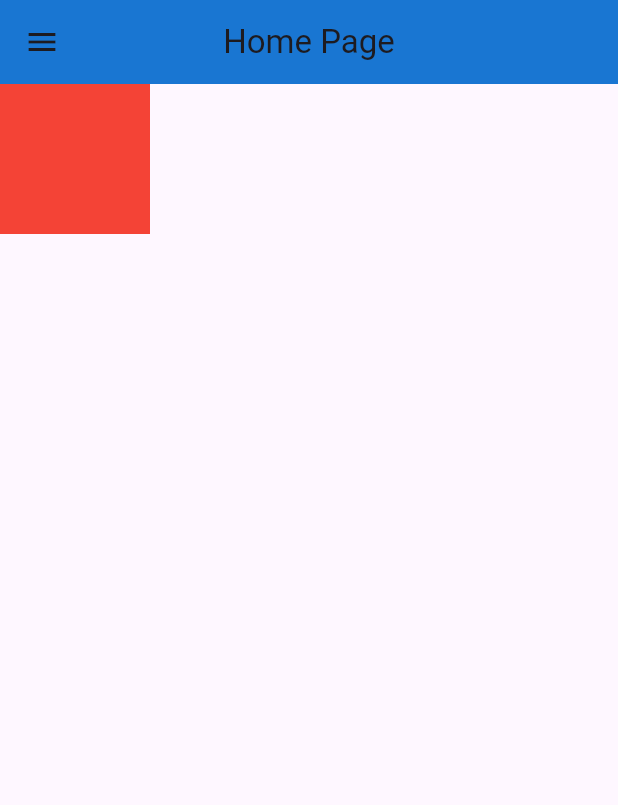
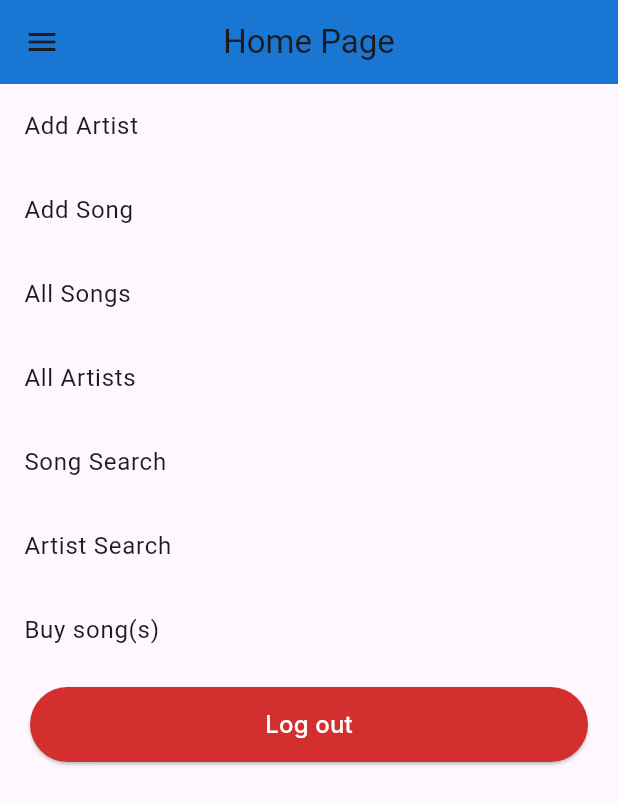
Before and after one commit to HalaAsaad/music-flutter-app, a Flutter app: the MyDrawerContent widget shown alone on an empty page, opened directly, after a tap on "Home", on a phone screen of 412 x 824 dp. Shown: the top 805 px of the screen. Run offline on Flutter 3.47's test engine with Material 3 defaults, Android fonts, the phone set to English and light mode, and no system bars; Roboto replaces fonts that are missing (Inter).

Commit message:
new pages added

```diff
--- a/lib/drawer_content.dart
+++ b/lib/drawer_content.dart
@@ -54,7 +54,7 @@ class MyDrawerContent extends StatelessWidget {
             },
           ),
           ListTile(
-            title: const Text('Author Search'),
+            title: const Text('Artist Search'),
             onTap: () {
               // Update the state of the app.
               Navigator.pop(context);
--- a/lib/homepage.dart
+++ b/lib/homepage.dart
@@ -1,5 +1,12 @@
+// import 'package:flutter/material.dart';
+import 'package:musicapp/drawer_content.dart';
+
 import 'package:flutter/material.dart';
-import 'package:musicapp/drawer_content.dart';
+import 'package:musicapp/create_song.dart';
+import 'package:musicapp/homepage.dart';
+import 'package:musicapp/login.dart';
+import 'package:musicapp/pagesong.dart';
+import 'package:musicapp/search_artist_page.dart';
 
 class Home extends StatefulWidget {
   const Home({super.key});
@@ -19,15 +26,65 @@ class _PageState extends State<Home> {
               centerTitle: true, // Center app bar title
             ),
             drawer: const MyDrawerContent(),
-      body: Row(
-        children: [
+            body: ListView(
+              children: <Widget>[
+                ListTile(
+                  title: const Text('Add Artist'),
+                  onTap: () {
+                    Navigator.of(context).pushNamed("add-artist");
+                  },
+                ),
+                ListTile(
+                  title: const Text('Add Song'),
+                  onTap: () {
+                    Navigator.of(context).pushNamed("add-song");
+                  },
+                ),
+                ListTile(
+                  title: const Text('All Songs'),
+                  onTap: () {
+                    Navigator.of(context).pushNamed("song");
+                  },
+                ),
+                ListTile(
+                  title: const Text('All Artists'),
+                  onTap: () {
+                    Navigator.of(context).pushNamed("artists");
+                  },
+                ),
+                ListTile(
+                    title: const Text('Song Search'),
+                    onTap: () {
+                      Navigator.of(context).pushNamed("song-search");
+                    }),
+                ListTile(
+                    title: const Text('Artist Search'),
+                    onTap: () {
+                      Navigator.of(context).pushNamed("artist-search");
+                    }),
+                ListTile(
+                    title: const Text('Buy song(s)'),
+                    onTap: () {
+                      Navigator.of(context).pushNamed("buy-song");
+                    }),
                 Container(
-            color: Colors.red,
-            width: 100,
-            height: 100,
-          )
+                    margin:
+                        const EdgeInsets.only(top: 10.0, left: 20, right: 20),
+                    child: ElevatedButton(
+                      onPressed: () async {
+                        Navigator.of(context).pushNamed("login");
+                      },
+                      style: ElevatedButton.styleFrom(
+                        minimumSize: const Size(
+                            double.infinity, 50.0), // Set minimum button size
+                        backgroundColor: Colors.red[700], // Set button color
+                      ),
+                      child: const Text(
+                        'Log out',
+                        style: CustomTextStyle.buttonText,
+                      ),
+                    )),
               ],
-      ),
-    ));
+            )));
   }
 }
--- a/lib/login.dart
+++ b/lib/login.dart
@@ -94,6 +94,7 @@ class _LoginPageState extends State<LoginPage> {
               //login button
               ElevatedButton(
                 onPressed: () async {
+                  Navigator.of(context).pushNamed("home");
                   if (_formKey.currentState!.validate()) {
                     _formKey.currentState!.save();
                   }
@@ -113,7 +114,7 @@ class _LoginPageState extends State<LoginPage> {
 
               TextButton(
                 onPressed: () {
-                  Navigator.of(context).pushNamed("home");
+                  Navigator.of(context).pushNamed("signup");
                 },
                 child: const Text("Register"),
               ),
--- a/lib/main.dart
+++ b/lib/main.dart
@@ -1,9 +1,15 @@
 // import 'package:firebase_auth/firebase_auth.dart';
 import 'package:flutter/material.dart';
+import 'package:musicapp/allArtists.dart';
+import 'package:musicapp/create_artist.dart';
 import 'package:musicapp/homepage.dart';
 import 'package:musicapp/login.dart';
 import 'package:musicapp/pagesong.dart';
 import 'package:musicapp/register.dart';
+import 'package:musicapp/create_song.dart';
+import 'package:musicapp/buy_song.dart';
+import 'package:musicapp/search_artist_page.dart';
+import 'package:musicapp/search_song.dart';
 
 // import 'package:firebase_core/firebase_core.dart';
 // import 'dart:async';
@@ -43,7 +49,13 @@ class _MyAppState extends State<MyApp> {
         'signup': (context) => const RegisterPage(),
         'login': (context) => const LoginPage(),
         'home': (context) => const Home(),
+        "add-song": (context) => const CreateSongPage(),
         'song': (context) => const SongListPage(),
+        "artist-search": (context) => const SearchArtistPage(),
+        "add-artist": (context) => const CreateArtistPage(),
+        "buy-song": (context) => const BuySongPage(),
+        "artists": (context) => const ArtistListPage(),
+        "song-search": (context) => SongSearchPage()
       },
     );
   }
```
Also changed, not shown: lib/allArtists.dart (added, +85 -0 lines), lib/artists.dart (+21 -0 lines), lib/buy_song.dart (added, +128 -0 lines), lib/create_artist.dart (added, +149 -0 lines), lib/register.dart (+54 -0 lines), lib/search_song.dart (added, +91 -0 lines). Lines whose indentation alone changed are shown as unchanged.
